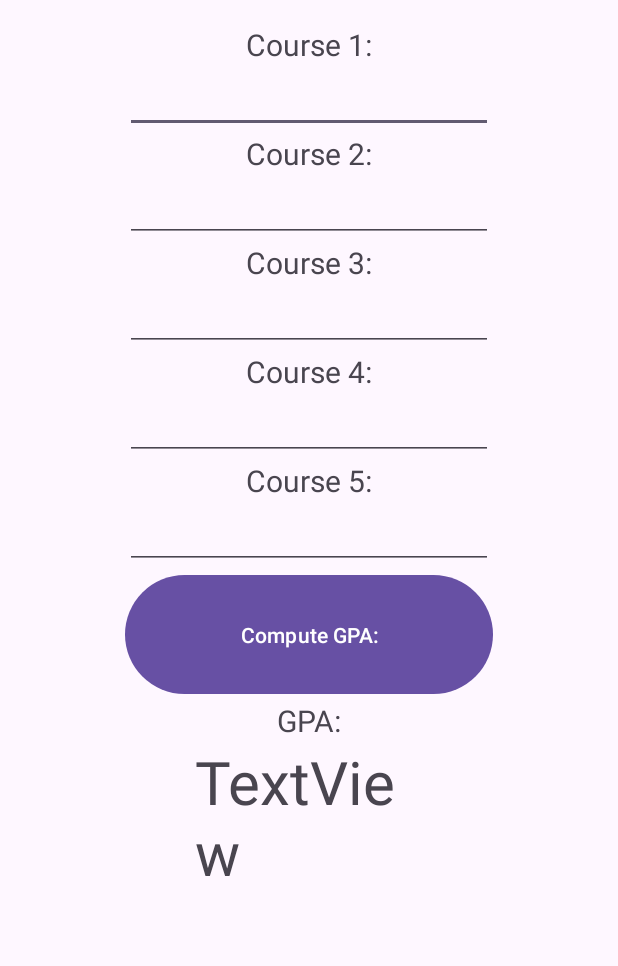
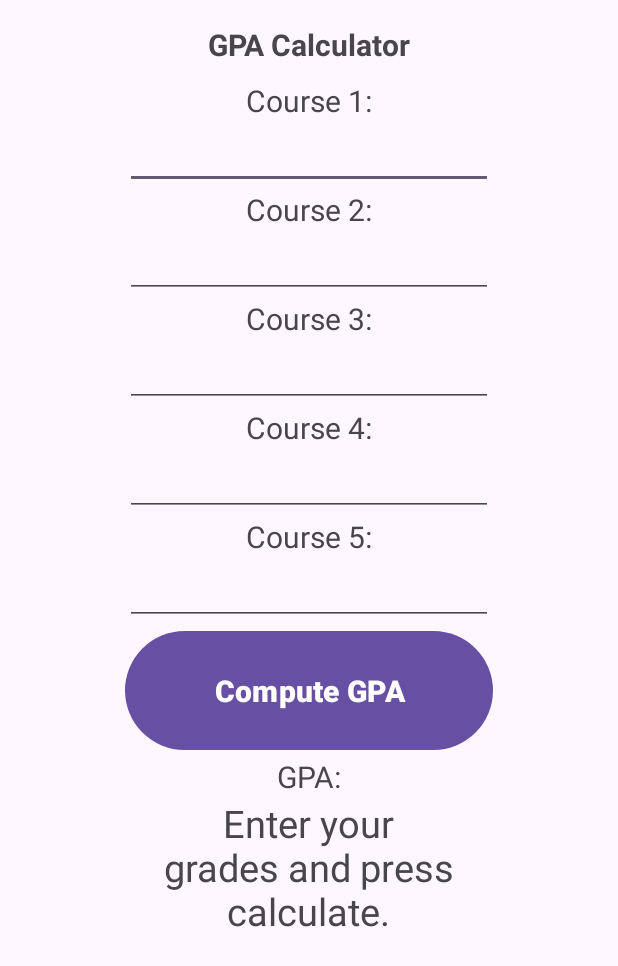
Before and after one commit to d-jason32/CSC371Week4Homework, an Android app: the screen it shows after launch (MainActivity), on a phone screen of 412 x 824 dp. Shown: the top 966 px of the screen. Run offline under Robolectric (Android 15) with nearby library versions, the phone set to English and light mode, and no system bars.

Commit message:
Add main logic.

```diff
--- a/app/src/main/res/layout/activity_main.xml
+++ b/app/src/main/res/layout/activity_main.xml
@@ -17,6 +17,14 @@
         app:layout_constraintEnd_toEndOf="parent"
         app:layout_constraintStart_toStartOf="parent"
         app:layout_constraintTop_toTopOf="parent">
+
+        <TextView
+            android:layout_width="wrap_content"
+            android:layout_height="wrap_content"
+            android:textSize="20sp"
+            android:textStyle="bold"
+            android:layout_marginBottom="10dp"
+            android:text="@string/string0" />
 
         <TextView
             android:layout_width="wrap_content"
@@ -89,6 +97,8 @@
             android:id="@+id/button"
             android:layout_width="match_parent"
             android:layout_height="87dp"
+            android:textSize="20sp"
+            android:textStyle="bold"
             android:text="@string/button" />
 
         <TextView
@@ -100,10 +110,12 @@
 
         <TextView
             android:id="@+id/textView5"
-            android:layout_width="151dp"
+            android:layout_width="222dp"
+            android:gravity="center"
             android:layout_height="wrap_content"
-            android:text="TextView"
-            android:textSize="40sp" />
+            android:text="@string/string7"
+            android:textSize="25sp" />
+
 
     </LinearLayout>
 
--- a/app/src/main/res/values/strings.xml
+++ b/app/src/main/res/values/strings.xml
@@ -1,11 +1,13 @@
 <resources>
     <string name="app_name">GPA_Jason Devaraj_Calculator</string>
+    <string name="string0">GPA Calculator</string>
     <string name="string1">Course 1:</string>
     <string name="string2">Course 2:</string>
     <string name="string3">Course 3:</string>
     <string name="string4">Course 4:</string>
     <string name="string5">Course 5:</string>
     <string name="string6">GPA:</string>
-    <string name="button">Compute GPA:</string>
+    <string name="string7">Enter your grades and press calculate.</string>
+    <string name="button">Compute GPA</string>
 
 </resources>
```
Also changed, not shown: app/src/main/java/com/example/csc371week4homework/MainActivity.kt (+22 -0 lines).
